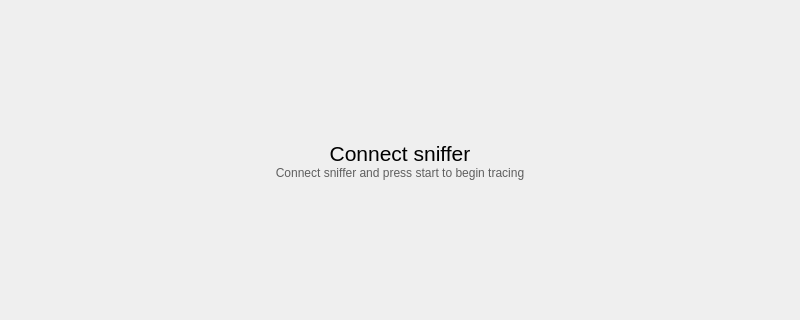
The window that ScET/Windows/MainWindow.ui (mourke/SIM-Card-Emulator-Tool) describes before a commit, drawn with Qt 5; both pictures show x 0 to 800 and y 183 to 503 of the 800 by 600 pixel window.
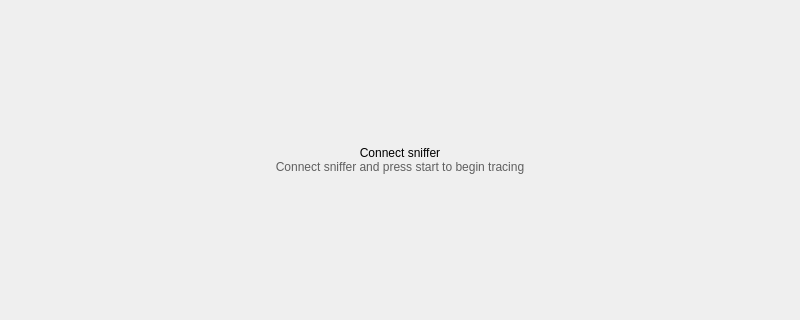
The same window after the commit. The open tabs and pages were chosen to show the change. Icons and pictures are not drawn. Custom widgets are drawn as their Qt base class.

Commit message: macOS now correctly displays font

```diff
--- a/ScET/Windows/MainWindow.ui
+++ b/ScET/Windows/MainWindow.ui
@@ -618,6 +618,9 @@
         </property>
         <item>
          <widget class="QWidget" name="hotpluggingWidget" native="true">
+          <property name="autoFillBackground">
+           <bool>true</bool>
+          </property>
           <layout class="QVBoxLayout" name="verticalLayout_2">
            <property name="spacing">
             <number>0</number>
@@ -637,11 +640,6 @@
            </item>
            <item>
             <widget class="QLabel" name="titleLabel">
-             <property name="font">
-              <font>
-               <pointsize>16</pointsize>
-              </font>
-             </property>
              <property name="text">
               <string>&lt;html&gt;&lt;head/&gt;&lt;body&gt;&lt;p align=&quot;center&quot;&gt;&lt;img src=&quot;:/USB&quot;/&gt;&lt;/p&gt;&lt;p align=&quot;center&quot;&gt;Connect sniffer&lt;/p&gt;&lt;/body&gt;&lt;/html&gt;</string>
              </property>
```
Left out of the diff: 2 changed lines with no effect on the pictures. The commit also changes 7 other files.
